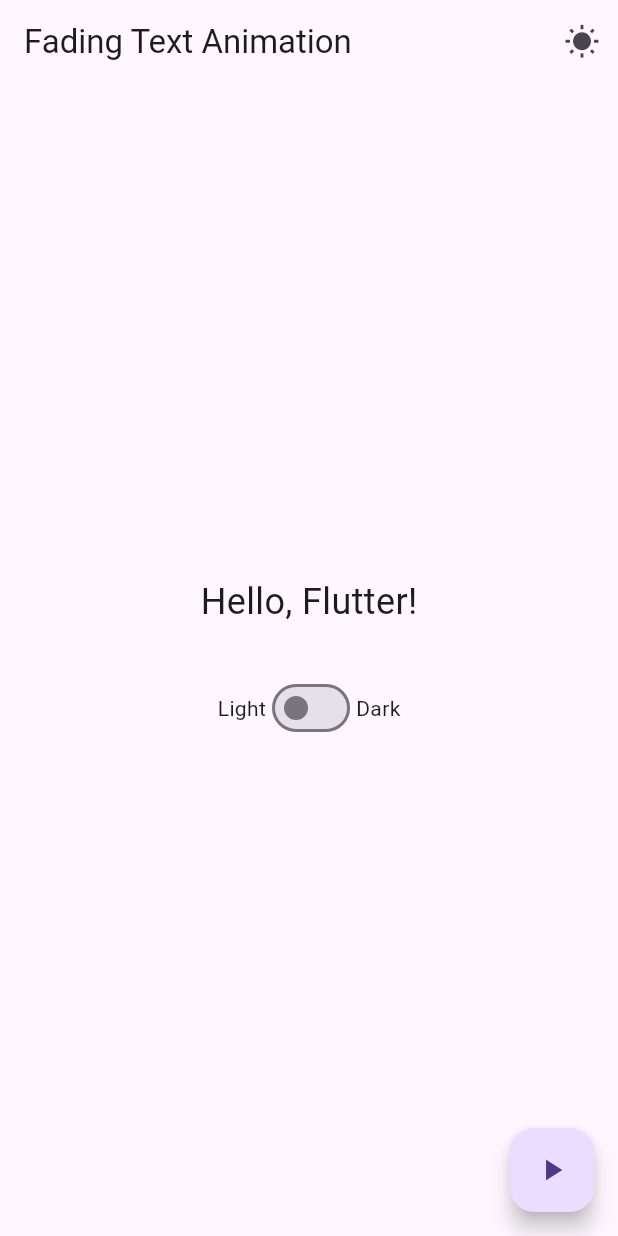
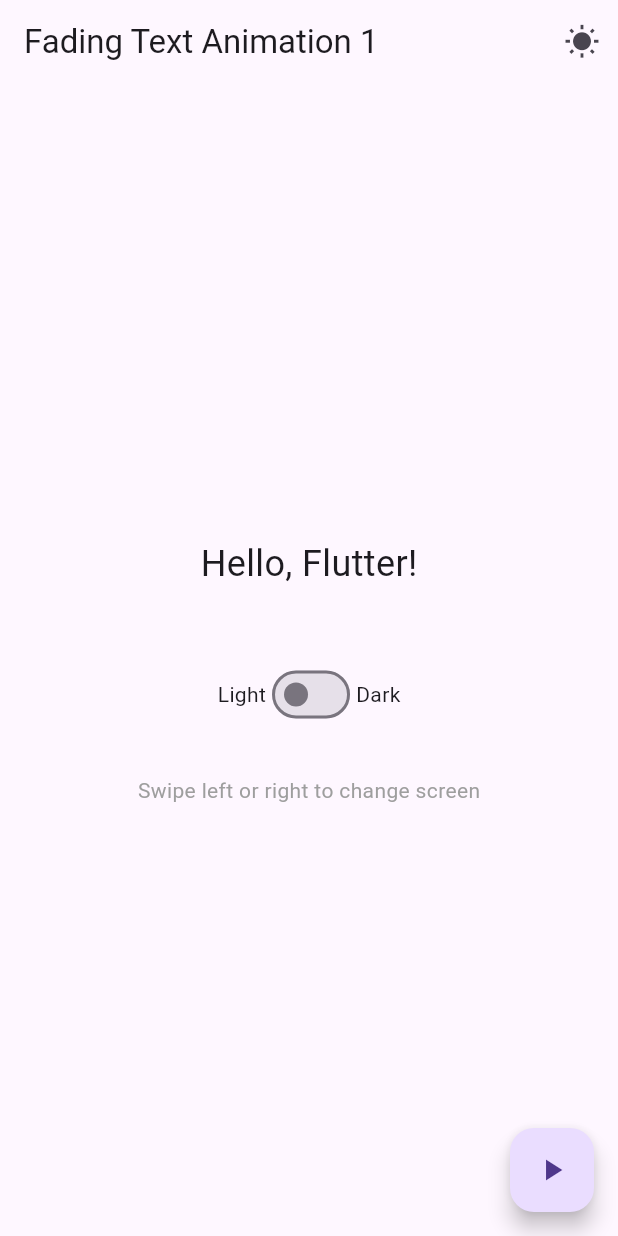
Before and after one commit to princeampofo/act8, a Flutter app: the screen it shows after launch, on a phone screen of 412 x 824 dp. Run offline on Flutter 3.47's test engine with Material 3 defaults, Android fonts, the phone set to English and light mode, and no system bars.

Commit message:
added swipe to another screen

```diff
--- a/lib/main.dart
+++ b/lib/main.dart
@@ -24,7 +24,7 @@
       theme: ThemeData.light(),
       darkTheme: ThemeData.dark(),
       themeMode: _isDarkMode ? ThemeMode.dark : ThemeMode.light,
-      home: FadingTextAnimation(
+      home: SwipeableScreens(
         isDarkMode: _isDarkMode,
         onThemeToggle: toggleTheme,
       ),
@@ -32,11 +32,41 @@
   }
 }
 
+class SwipeableScreens extends StatelessWidget {
+  final bool isDarkMode;
+  final VoidCallback onThemeToggle;
+
+  SwipeableScreens({required this.isDarkMode, required this.onThemeToggle});
+
+  @override
+  Widget build(BuildContext context) {
+    return PageView(
+      children: [
+        FadingTextAnimation(
+          isDarkMode: isDarkMode,
+          onThemeToggle: onThemeToggle,
+          screenNumber: 1,
+        ),
+        FadingTextAnimation(
+          isDarkMode: isDarkMode,
+          onThemeToggle: onThemeToggle,
+          screenNumber: 2,
+        ),
+      ],
+    );
+  }
+}
+
 class FadingTextAnimation extends StatefulWidget {
   final bool isDarkMode;
   final VoidCallback onThemeToggle;
+  final int screenNumber;
 
-  FadingTextAnimation({required this.isDarkMode, required this.onThemeToggle});
+  FadingTextAnimation({
+    required this.isDarkMode,
+    required this.onThemeToggle,
+    required this.screenNumber,
+  });
 
   @override
   _FadingTextAnimationState createState() => _FadingTextAnimationState();
@@ -44,6 +74,7 @@
 
 class _FadingTextAnimationState extends State<FadingTextAnimation> {
   bool _isVisible = true;
+  bool _showFrame = false;
 
   void toggleVisibility() {
     setState(() {
@@ -53,12 +84,15 @@
 
   @override
   Widget build(BuildContext context) {
+    int duration = widget.screenNumber == 1 ? 1 : 3;
+    String text = widget.screenNumber == 1 ? 'Hello, Flutter!' : 'Very Slow Fade Animation';
+
     return Scaffold(
       appBar: AppBar(
-        title: Text('Fading Text Animation'),
+        title: Text('Fading Text Animation ${widget.screenNumber}'),
         actions: [
           IconButton(
-            icon: Icon(widget.isDarkMode ? Icons.nightlight_round: Icons.wb_sunny ),
+            icon: Icon(widget.isDarkMode ? Icons.nightlight_round : Icons.wb_sunny),
             onPressed: widget.onThemeToggle,
           ),
         ],
@@ -67,34 +101,55 @@
         child: Column(
           mainAxisAlignment: MainAxisAlignment.center,
           children: [
-            AnimatedOpacity(
-              opacity: _isVisible ? 1.0 : 0.0,
-              duration: Duration(seconds: 1),
-              child: Text(
-                'Hello, Flutter!',
-                style: TextStyle(fontSize: 24),
+            GestureDetector(
+              onTap: toggleVisibility,
+              child: Container(
+                decoration: _showFrame
+                    ? BoxDecoration(
+                        border: Border.all(
+                          color: Colors.blue,
+                          width: 3,
+                        ),
+                        borderRadius: BorderRadius.circular(10),
+                      )
+                    : null,
+                padding: const EdgeInsets.all(16),
+                child: AnimatedOpacity(
+                  opacity: _isVisible ? 1.0 : 0.0,
+                  duration: Duration(seconds: duration),
+                  curve: Curves.easeInOut,
+                  child: Text(
+                    text,
+                    style: const TextStyle(fontSize: 24),
+                  ),
+                ),
               ),
             ),
-            SizedBox(height: 30),
+            const SizedBox(height: 30),
             Row(
               mainAxisAlignment: MainAxisAlignment.center,
               children: [
-                Text('Light'),
+                const Text('Light'),
                 Switch(
                   value: widget.isDarkMode,
                   onChanged: (value) {
                     widget.onThemeToggle();
                   },
                 ),
-                Text('Dark'),
+                const Text('Dark'),
               ],
+            ),
+            const SizedBox(height: 30),
+            const Text(
+              'Swipe left or right to change screen',
+              style: TextStyle(fontSize: 14, color: Colors.grey),
             ),
           ],
         ),
       ),
       floatingActionButton: FloatingActionButton(
         onPressed: toggleVisibility,
-        child: Icon(Icons.play_arrow),
+        child: const Icon(Icons.play_arrow),
       ),
     );
   }
```
